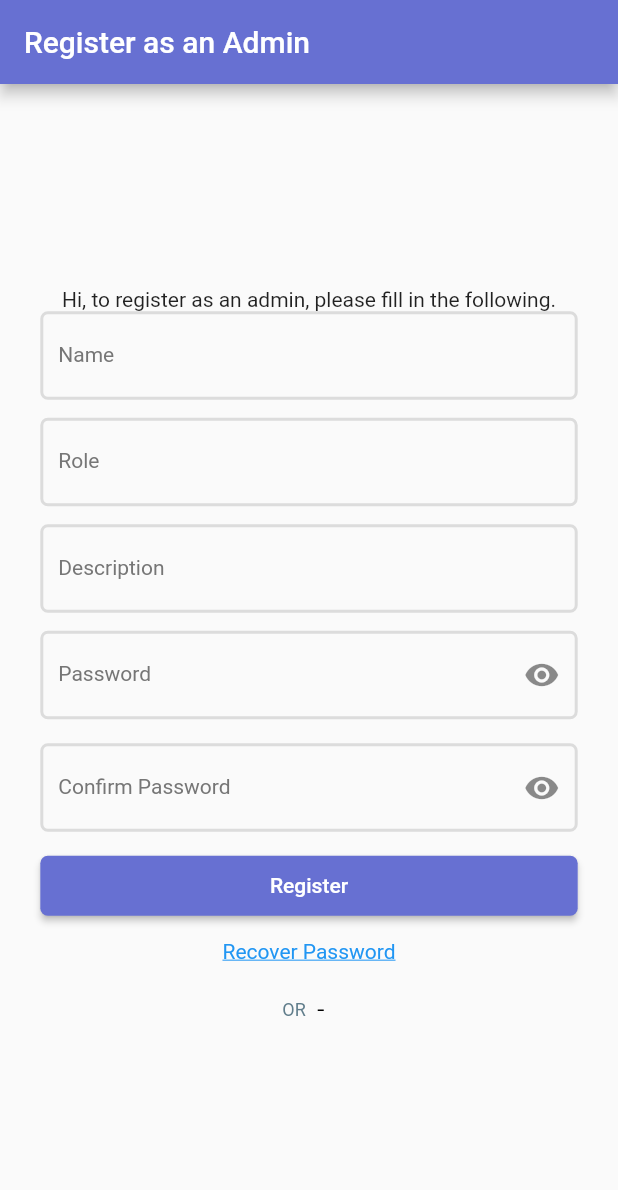
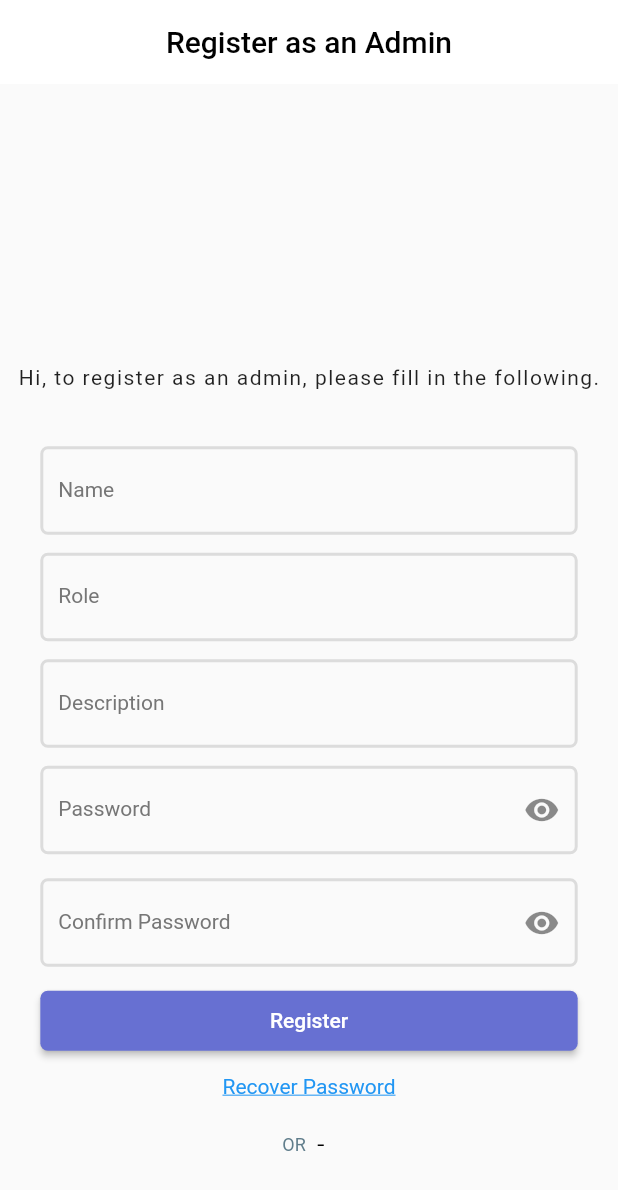
Before and after one commit to ikjot-2605/Customer-Database, a Flutter app: the screen it shows after launch, on a phone screen of 412 x 824 dp. Shown: the top 1190 px of the screen. Run offline on Flutter 3.47's test engine with Material 2 defaults, Android fonts, the phone set to English and light mode, and no system bars; our stand-ins replace flushbar, shared_preferences.

Commit message:
some minor ui change

```diff
--- a/lib/presentation/admin_register_page.dart
+++ b/lib/presentation/admin_register_page.dart
@@ -42,9 +42,14 @@ class _AdminRegisterPageState extends State<AdminRegisterPage> {
   Widget build(BuildContext context) {
     return Scaffold(
       appBar: AppBar(
-        title: Text('Register as an Admin'),
-        backgroundColor: kBlue,
+        title: Text(
+          'Register as an Admin',
+          style: TextStyle(color: Colors.black),
+        ),
+        backgroundColor: Colors.white,
         automaticallyImplyLeading: false,
+        centerTitle: true,
+        elevation: 0,
       ),
       body: Form(
         // ignore: deprecated_member_use
@@ -53,7 +58,11 @@ class _AdminRegisterPageState extends State<AdminRegisterPage> {
         child: Column(
           mainAxisAlignment: MainAxisAlignment.center,
           children: <Widget>[
-            Text('Hi, to register as an admin, please fill in the following.'),
+            Center(
+                child: Text(
+              'Hi, to register as an admin, please fill in the following.',
+              style: TextStyle(height: 14, letterSpacing: 1.0),
+            )),
             Container(
               width: MediaQuery.of(context).size.width / 1.15,
               child: TextFormField(
```
